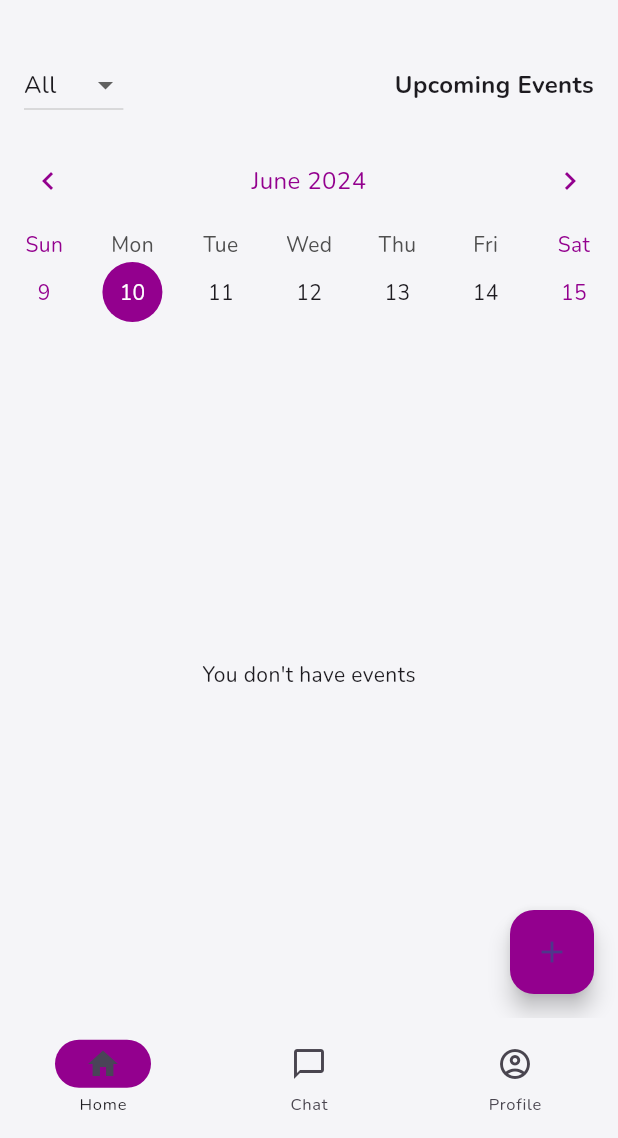
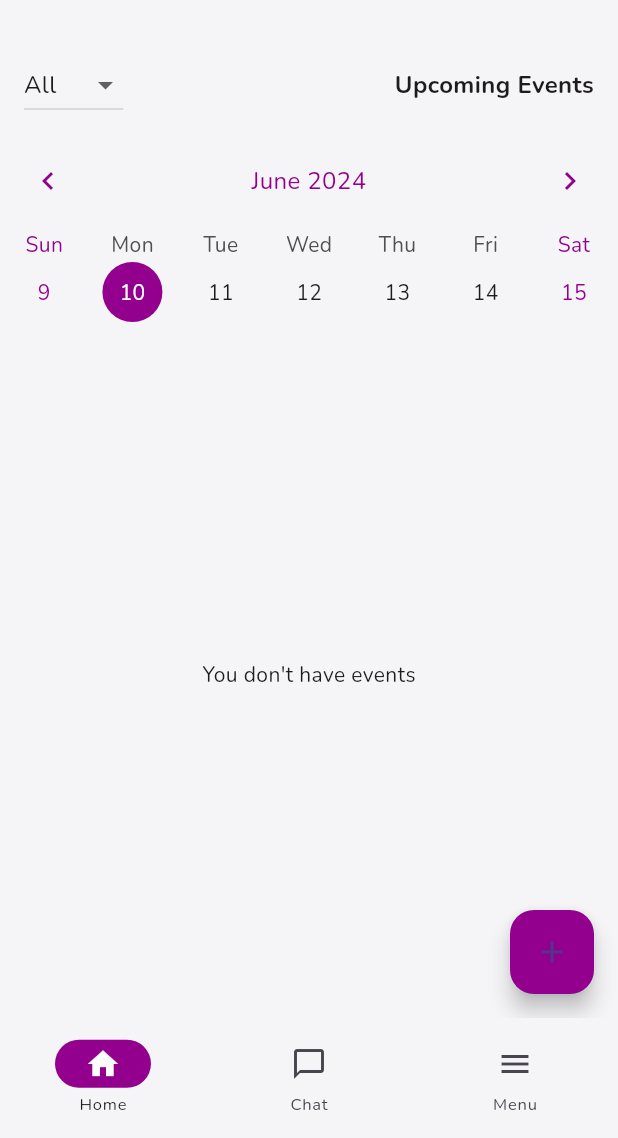
Before and after one commit to Zhuma014/OrgOptimize_Diploma, a Flutter app: the MainWrapper screen opened by its route, on a phone screen of 412 x 824 dp, the part 98-1236 px from its top. Run offline on Flutter 3.47's test engine with Material 3 defaults, Android fonts, the light colour scheme and no system bars; drawn by our look-alikes of table_calendar; our stand-ins replace dio, firebase_core, firebase_messaging, flutter_bloc, flutter_local_notifications, flutter_timezone and 3 more; accounts and stored records are empty; generated files the repository leaves out were written again; network calls fail.

Commit message:
designing things

```diff
--- a/lib/l10n/app_en.arb
+++ b/lib/l10n/app_en.arb
@@ -41,7 +41,7 @@
   "settings": "Settings",
   "create_event": "Create an event",
   "save": "Save",
-  "join_the_club": "Join the club"
-
+  "join_the_club": "Join the club",
+  "menu": "Menu"
 
   }
--- a/lib/l10n/app_ru.arb
+++ b/lib/l10n/app_ru.arb
@@ -41,7 +41,7 @@
   "settings": "Настройки",
   "create_event": "Создайте новое событие",
   "save": "Сохранить",
-  "join_the_club": "Вступить в клуб"
-
+  "join_the_club": "Вступить в клуб",
+  "menu": "Меню"
 
 }
--- a/lib/ui/screens/chat/chat_list_screen.dart
+++ b/lib/ui/screens/chat/chat_list_screen.dart
@@ -69,7 +69,7 @@ class _ChatListScreenState extends State<ChatListScreen> {
                             style: TextStyle(
                               fontSize: 20.0,
                               fontWeight: FontWeight.bold,
-                              color: Colors.black,
+                              color: Palette.DARK_BLUE,
                             ),
                           ),
                         ],
@@ -164,7 +164,7 @@ class _ChatListScreenState extends State<ChatListScreen> {
                             style: TextStyle(
                               fontSize: 20.0,
                               fontWeight: FontWeight.bold,
-                              color: Colors.black,
+                              color: Palette.DARK_BLUE,
                             ),
                           ),
                         ],
@@ -333,7 +333,7 @@ class _ChatListScreenState extends State<ChatListScreen> {
                                 style: TextStyle(
                                   fontSize: 20.0,
                                   fontWeight: FontWeight.bold,
-                                  color: Colors.black,
+                                  color: Palette.DARK_BLUE,
                                 ),
                               ),
                             ],
--- a/lib/wrapper.dart
+++ b/lib/wrapper.dart
@@ -10,7 +10,6 @@ import 'package:urven/ui/screens/profile_screen.dart';
 import 'package:urven/ui/theme/palette.dart';
 import 'package:urven/utils/lu.dart';
 import 'package:urven/utils/screen_size_configs.dart';
-
 
 class MainWrapper extends StatefulWidget {
   const MainWrapper({super.key});
@@ -43,7 +42,6 @@ class _MainWrapperState extends State<MainWrapper> {
           return true;
         }
       },
-
       child: BlocBuilder<BottomNavBarCubit, int>(
           builder: (context, selectedIndex) {
         return Scaffold(
@@ -57,20 +55,19 @@ class _MainWrapperState extends State<MainWrapper> {
             selectedIndex: selectedIndex,
             destinations: <Widget>[
               NavigationDestination(
-                selectedIcon: const Icon(Icons.home),
+                selectedIcon: const Icon(Icons.home, color: Colors.white),
                 icon: const Icon(Icons.home_outlined),
                 label: LU.of(context).home,
               ),
-
               NavigationDestination(
-                selectedIcon: const Icon(Icons.chat),
+                selectedIcon: const Icon(Icons.chat, color: Colors.white),
                 icon: const Icon(Icons.chat_bubble_outline),
                 label: LU.of(context).chat,
               ),
               NavigationDestination(
-                selectedIcon: const Icon(Icons.account_circle_rounded),
-                icon: const Icon(Icons.account_circle_outlined),
-                label: LU.of(context).profile,
+                selectedIcon: const Icon(Icons.menu, color: Colors.white),
+                icon: const Icon(Icons.menu),
+                label: LU.of(context).menu,
               ),
             ],
           ),
```
Lines whose indentation alone changed are shown as unchanged.
